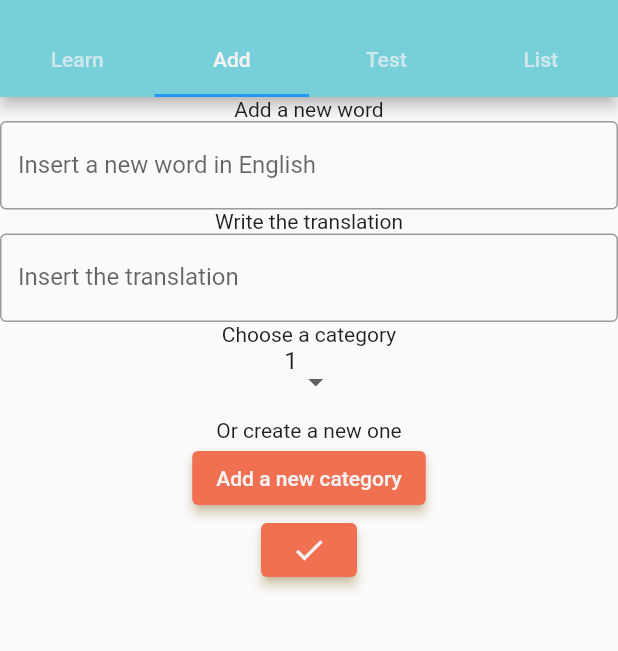
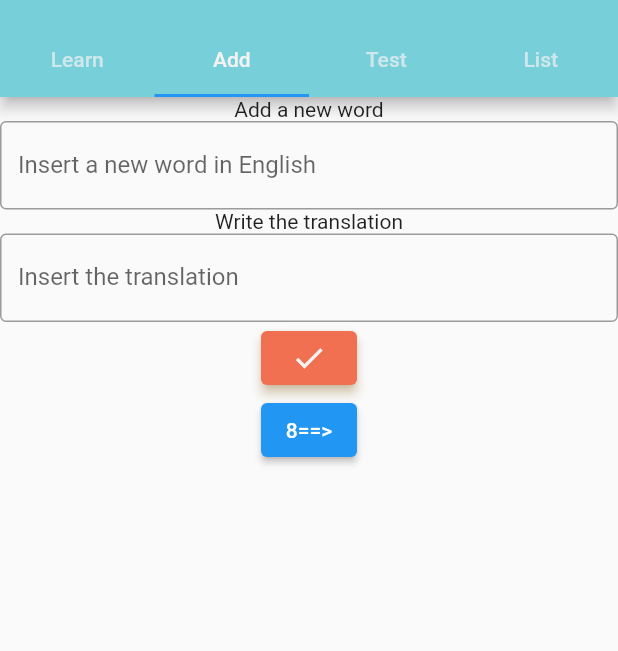
Before and after one commit to Jack1114/keep-it-up, a Flutter app: the screen it shows after launch, tab 2 chosen, after a tap on the "check" icon, on a phone screen of 412 x 824 dp, the part 59-710 px from its top. Run offline on Flutter 3.47's test engine with Material 2 defaults, Android fonts, the phone set to English and light mode, and no system bars; our stand-ins replace shared_preferences.

Commit message:
Add the read and write methods

```diff
--- a/lib/add_word_widget.dart
+++ b/lib/add_word_widget.dart
@@ -1,14 +1,97 @@
 import 'package:flutter/cupertino.dart';
 import 'package:flutter/material.dart';
+import 'package:path_provider/path_provider.dart';
+import 'dart:io';
+
+class WordStorage {
+  Future<String> get _localPath async {
+    final directory = await getApplicationDocumentsDirectory();
+
+    return directory.path;
+  }
+
+  Future<File> get _localFile async {
+    final path = await _localPath;
+    return File('$path/words.txt');
+  }
+
+  Future<String> readWords() async {
+    try {
+      final file = await _localFile;
+
+      // Read the file
+      String contents = await file.readAsString();
+
+      return contents;
+    } catch (e) {
+      // If encountering an error, return 0
+      return 'errore';
+    }
+  }
+
+  Future<File> writeWords(String ita, String eng) async {
+    final file = await _localFile;
+
+    // Write the file
+    return file.writeAsString('$ita;$eng');
+  }
+}
 
 class AddWordWidget extends StatefulWidget {
-  const AddWordWidget({Key key}) : super(key: key);
+  final WordStorage storage;
+
+  const AddWordWidget({Key key, @required this.storage}) : super(key: key);
 
   @override
   _AddWordWidgetState createState() => _AddWordWidgetState();
 }
 
 class _AddWordWidgetState extends State<AddWordWidget> {
+  final itaController = TextEditingController();
+  final engController = TextEditingController();
+
+  @override
+  void dispose() {
+    // Clean up the controller when the widget is disposed.
+    itaController.dispose();
+    engController.dispose();
+    super.dispose();
+  }
+
+  Future<File> _saveWords() {
+    // Write the variable as a string to the file.
+    return widget.storage.writeWords(itaController.text, engController.text);
+  }
+
+  Future<void> _showSavedWordsDialog() async {
+    String words = await widget.storage.readWords();
+
+    return showDialog<void>(
+      context: context,
+      barrierDismissible: false, // user must tap button!
+      builder: (BuildContext context) {
+        return AlertDialog(
+          title: Text('Contenuto del file'),
+          content: SingleChildScrollView(
+            child: ListBody(
+              children: <Widget>[
+                Text(words),
+              ],
+            ),
+          ),
+          actions: <Widget>[
+            TextButton(
+              child: Text('Approve'),
+              onPressed: () {
+                Navigator.of(context).pop();
+              },
+            ),
+          ],
+        );
+      },
+    );
+  }
+
   @override
   Widget build(BuildContext context) {
     return Column(
@@ -16,6 +99,7 @@ class _AddWordWidgetState extends State<AddWordWidget> {
         Text('Add a new word'),
 
         TextField(
+          controller: engController,
           obscureText: false,
           decoration: InputDecoration(
             border: OutlineInputBorder(),
@@ -26,6 +110,7 @@ class _AddWordWidgetState extends State<AddWordWidget> {
         Text('Write the translation'),
 
         TextField(
+          controller: itaController,
           obscureText: false,
           decoration: InputDecoration(
             border: OutlineInputBorder(),
@@ -45,8 +130,10 @@ class _AddWordWidgetState extends State<AddWordWidget> {
             elevation: 3,
             shadowColor: new Color(0XFFF2C777),
           ),
-          onPressed: () {},
+          onPressed: _saveWords,
         ),
+
+        ElevatedButton(onPressed: _showSavedWordsDialog, child: Text('8==>')),
       ],
     );
   }
--- a/lib/main.dart
+++ b/lib/main.dart
@@ -5,6 +5,7 @@ import 'string.dart';
 import 'package:shared_preferences/shared_preferences.dart';
 import 'dart:io';
 import 'package:path_provider/path_provider.dart';
+import 'add_word_widget.dart';
 
 void main() {
   runApp(MyApp());
@@ -156,53 +157,53 @@ class MyApp extends StatelessWidget {
     ),
   );
 
-  //addSection
-  Widget addPage = Column(
-    children: <Widget>[
-      Text('Add a new word'),
+  // //addSection
+  // Widget addPage = Column(
+  //   children: <Widget>[
+  //     Text('Add a new word'),
 
-      TextField(
-        obscureText: false,
-        decoration: InputDecoration(
-          border: OutlineInputBorder(),
-          labelText: 'Insert a new word in English',
-        ),
-      ),
+  //     TextField(
+  //       obscureText: false,
+  //       decoration: InputDecoration(
+  //         border: OutlineInputBorder(),
+  //         labelText: 'Insert a new word in English',
+  //       ),
+  //     ),
 
-      Text('Write the translation'),
+  //     Text('Write the translation'),
 
-      TextField(
-        obscureText: false,
-        decoration: InputDecoration(
-          border: OutlineInputBorder(),
-          labelText: 'Insert the translation',
-        ),
-      ),
+  //     TextField(
+  //       obscureText: false,
+  //       decoration: InputDecoration(
+  //         border: OutlineInputBorder(),
+  //         labelText: 'Insert the translation',
+  //       ),
+  //     ),
 
-      Text('Choose a category'),
+  //     Text('Choose a category'),
 
-      DropDownList(),
+  //     DropDownList(),
 
-      Text('Or create a new one'),
+  //     Text('Or create a new one'),
 
-      NewCategoryList(),
+  //     NewCategoryList(),
 
-      //Done Button (= saving words)
-      ElevatedButton(
-        child: Icon(
-          Icons.check,
-          color: new Color(0XFFF2F2F2),
-        ),
-        style: ElevatedButton.styleFrom(
-          primary: new Color(0XFFF27052),
-          onPrimary: new Color(0XFFF2F2F2),
-          elevation: 3,
-          shadowColor: new Color(0XFFF2C777),
-        ),
-        onPressed: writeCounter,
-      )
-    ],
-  );
+  //     //Done Button (= saving words)
+  //     ElevatedButton(
+  //       child: Icon(
+  //         Icons.check,
+  //         color: new Color(0XFFF2F2F2),
+  //       ),
+  //       style: ElevatedButton.styleFrom(
+  //         primary: new Color(0XFFF27052),
+  //         onPrimary: new Color(0XFFF2F2F2),
+  //         elevation: 3,
+  //         shadowColor: new Color(0XFFF2C777),
+  //       ),
+  //       onPressed: writeCounter,
+  //     )
+  //   ],
+  // );
 
   Widget learnPage = Container();
 
@@ -260,7 +261,7 @@ class MyApp extends StatelessWidget {
           ),
           body: TabBarView(children: <Widget>[
             learnPage,
-            addPage,
+            AddWordWidget(storage: WordStorage()),
             testPage,
             listPage,
           ]),
```
